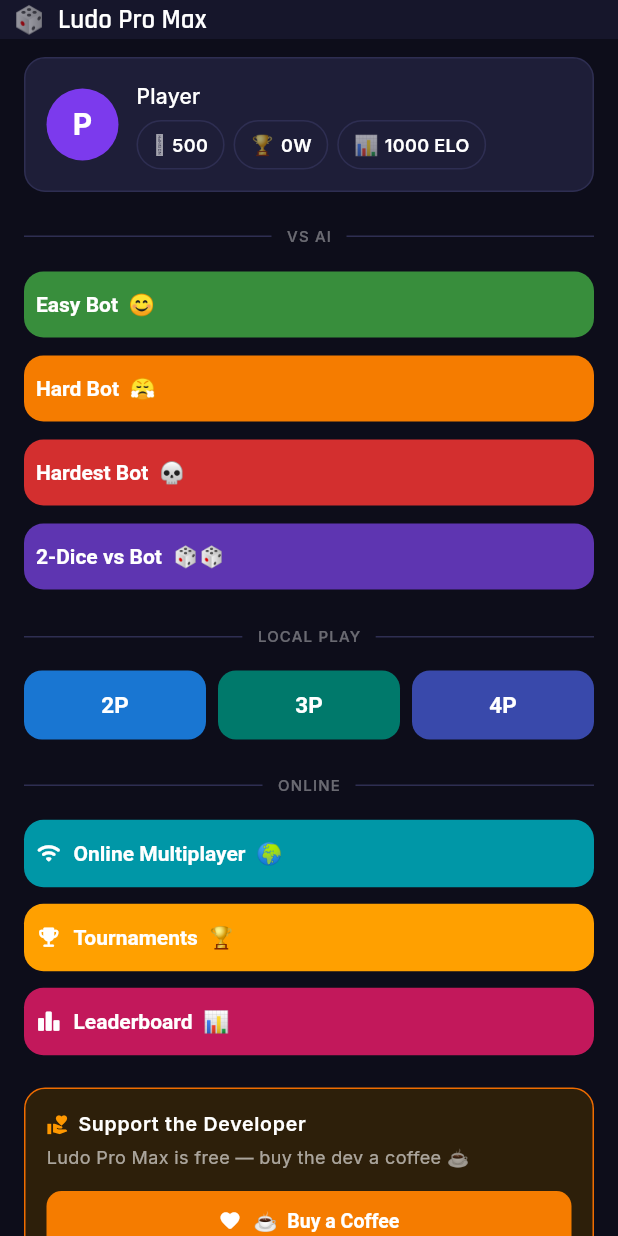
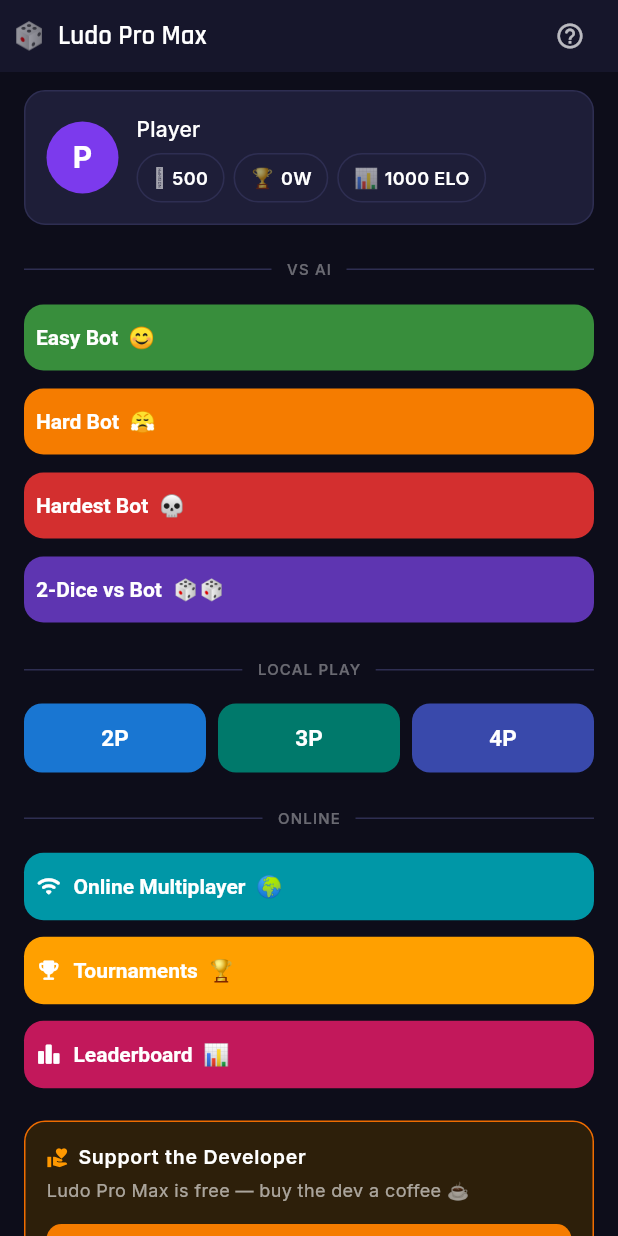
Before and after one commit to Oluyemisi-Awolade/LUDO-PRO-MAX, a Flutter app: the screen it shows after launch, after a tap on "Play Offline", on a phone screen of 412 x 824 dp. Run offline on Flutter 3.47's test engine with Material 3 defaults, Android fonts, the phone set to English and light mode, and no system bars; our stand-ins replace audioplayers, flutter_animate, flutter_riverpod, google_fonts, shared_preferences.

Commit message:
Add files via upload

```diff
--- a/lib/screens/menu_screen.dart
+++ b/lib/screens/menu_screen.dart
@@ -11,6 +11,7 @@ import 'colour_picker_screen.dart';
 import 'tournament_screen.dart';
 import 'leaderboard_screen.dart';
 import 'login_screen.dart';
+import 'how_to_play_screen.dart';
 
 class MenuScreen extends ConsumerWidget {
   const MenuScreen({super.key});
@@ -40,7 +41,23 @@ class MenuScreen extends ConsumerWidget {
       body: SafeArea(
         child: Column(
           children: [
-            AppHeader(title: 'Ludo Pro Max'),
+            AppHeader(
+              title: 'Ludo Pro Max',
+              // NEW: "How to Play" entry point, top-right of the header —
+              // matches the existing AppHeader(actions: ...) pattern used
+              // elsewhere in the app.
+              actions: [
+                IconButton(
+                  icon: const Icon(Icons.help_outline_rounded, size: 20),
+                  color: Colors.white70,
+                  tooltip: 'How to Play',
+                  onPressed: () => Navigator.of(context).push(
+                    MaterialPageRoute(
+                        builder: (_) => const HowToPlayScreen()),
+                  ),
+                ),
+              ],
+            ),
             Expanded(
               child: SingleChildScrollView(
                 padding: const EdgeInsets.fromLTRB(16, 12, 16, 32),
```
